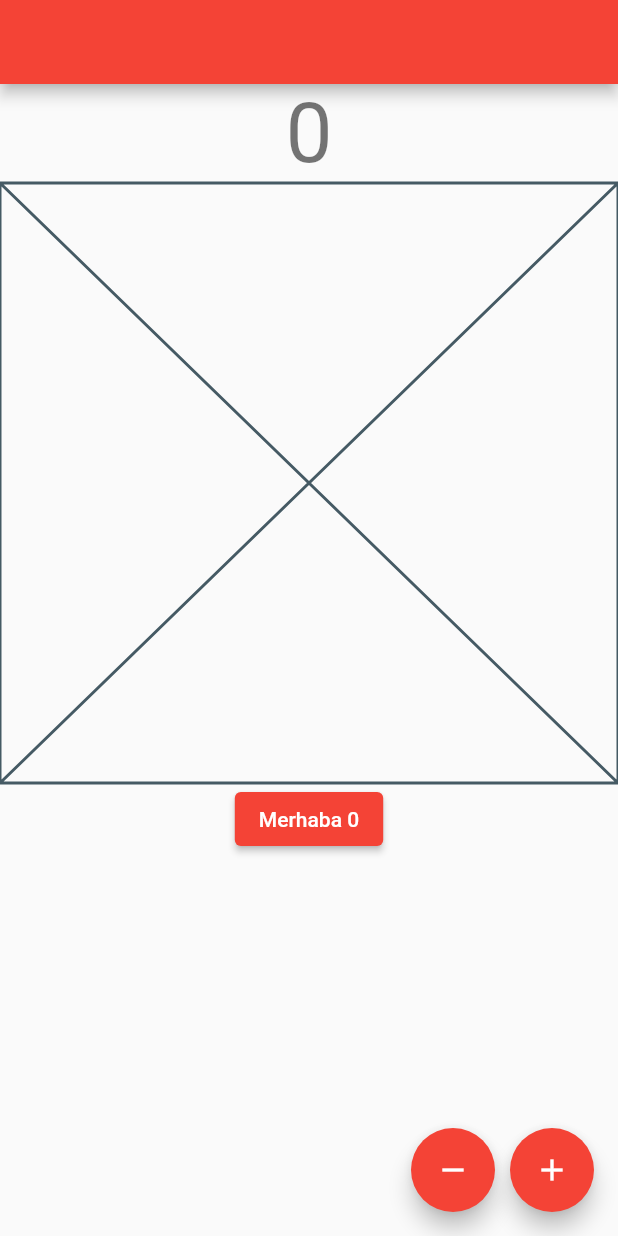
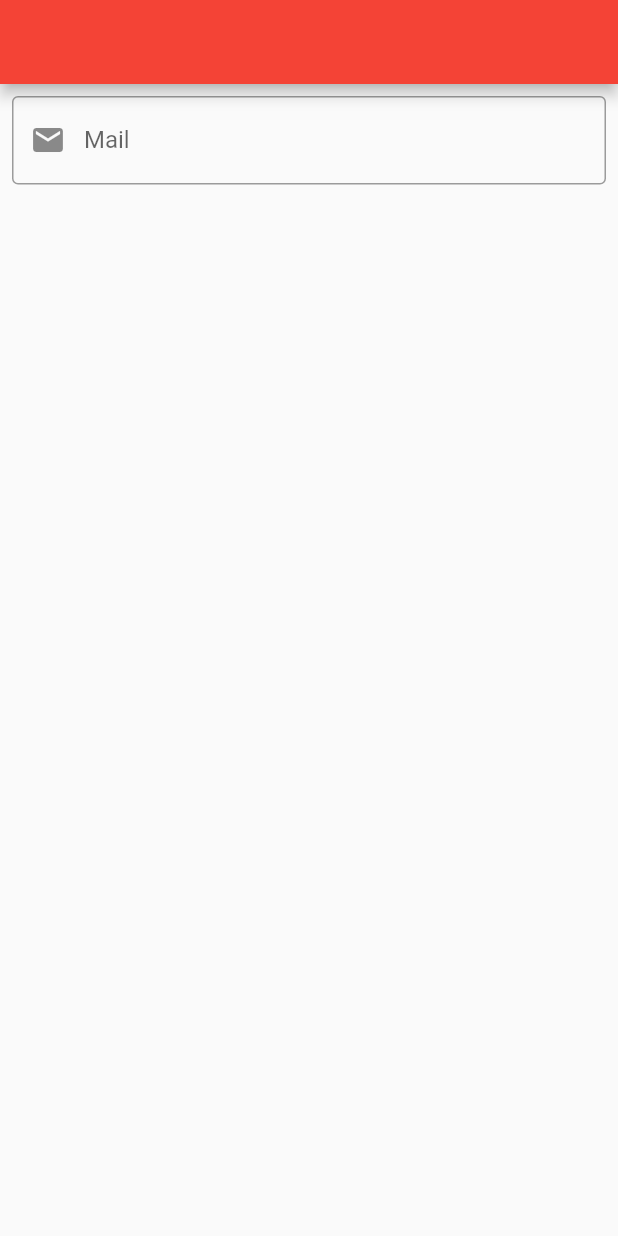
Before and after one commit to furkanayyildiz55/Flutter_Hwa, a Flutter app: the screen it shows after launch, on a phone screen of 412 x 824 dp. Run offline on Flutter 3.47's test engine with Material 2 defaults, Android fonts, the light colour scheme and no system bars.

Commit message:
04.09.22

```diff
--- a/lib/101/statefull_lean.dart
+++ b/lib/101/statefull_lean.dart
@@ -1,5 +1,6 @@
 import 'package:flutter/material.dart';
 import 'package:flutter_hwa/demos/counter_hello_button_.dart';
+import 'package:flutter_hwa/product/language/language_items.dart';
 
 class StatefullLearn extends StatefulWidget {
   const StatefullLearn({Key? key}) : super(key: key);
@@ -28,7 +29,9 @@ class _StatefullLearnState extends State<StatefullLearn> {
         mainAxisSize: MainAxisSize.min,
         children: [_azaltButton(), _arttirButton()],
       ),
-      appBar: AppBar(),
+      appBar: AppBar(
+        title: Text(LanguageItems.welcomeTitle),
+      ),
       body: Column(
         children: [
           Center(
--- /dev/null
+++ b/lib/101/text_field_learn.dart
@@ -0,0 +1,39 @@
+import 'package:flutter/material.dart';
+
+class TextFieldLearn extends StatefulWidget {
+  const TextFieldLearn({Key? key}) : super(key: key);
+
+  @override
+  State<TextFieldLearn> createState() => _TextFieldLearnState();
+}
+
+class _TextFieldLearnState extends State<TextFieldLearn> {
+  @override
+  Widget build(BuildContext context) {
+    return Scaffold(
+      appBar: AppBar(),
+      body: Padding(
+        padding: EdgeInsets.all(8.0),
+        child: TextField(
+          //textFiel ile ilgili anlık durumları verir
+          buildCounter: (BuildContext context, {int? currentLength, bool? isFocused, int? maxLength}) {
+            return AnimatedContainer(
+              duration: Duration(milliseconds: 100),
+              child: Container(
+                height: 10,
+                width: 250,
+                  color:Colors.green[100*((currentLength ?? 0 ) ~/2 )] ,
+              ),
+            );
+          },
+          maxLength: 20,
+          decoration: InputDecoration(
+            prefixIcon: Icon(Icons.mail),
+            border: OutlineInputBorder(),
+            labelText: "Mail",
+          ),
+        ),
+      ),
+    );
+  }
+}
--- a/lib/demos/counter_hello_button_.dart
+++ b/lib/demos/counter_hello_button_.dart
@@ -1,4 +1,5 @@
 import 'package:flutter/material.dart';
+import 'package:flutter_hwa/product/language/language_items.dart';
 
 class CounterHelloWidget extends StatefulWidget {
   const CounterHelloWidget({Key? key}) : super(key: key);
@@ -20,6 +21,6 @@ class _CounterHelloWidgetState extends State<CounterHelloWidget> {
   Widget build(BuildContext context) {
     return ElevatedButton(
         onPressed: _updateCounter,
-        child: Text("Merhaba $_counterCustom"));
+        child: Text("${LanguageItems.welcomeTitle} $_counterCustom"));
   }
 }
--- a/lib/main.dart
+++ b/lib/main.dart
@@ -3,8 +3,11 @@ import 'package:flutter_hwa/101/coulmn_row_learn.dart';
 import 'package:flutter_hwa/101/custom_widget_learm.dart';
 import 'package:flutter_hwa/101/indicator_learn.dart';
 import 'package:flutter_hwa/101/list_tile_learn.dart';
+import 'package:flutter_hwa/101/page_view_learn.dart';
 import 'package:flutter_hwa/101/stack_learn.dart';
+import 'package:flutter_hwa/101/stateful_life_cycle_learn.dart';
 import 'package:flutter_hwa/101/statefull_lean.dart';
+import 'package:flutter_hwa/101/text_field_learn.dart';
 import 'package:flutter_hwa/demos/stack_demos_view.dart';
 
 void main() {
@@ -24,7 +27,7 @@ class MyApp extends StatelessWidget {
         progressIndicatorTheme: ProgressIndicatorThemeData(color: Colors.white),
         primarySwatch: Colors.red,
               ),
-      home:  StatefullLearn(),
+      home:  TextFieldLearn(),
     );
   }
 }
```
Also changed, not shown: lib/101/page_view_learn.dart (added, +72 -0 lines), lib/101/stateful_life_cycle_learn.dart (added, +68 -0 lines), lib/product/language/language_items.dart (added, +10 -0 lines), flutter_01.png (added).
